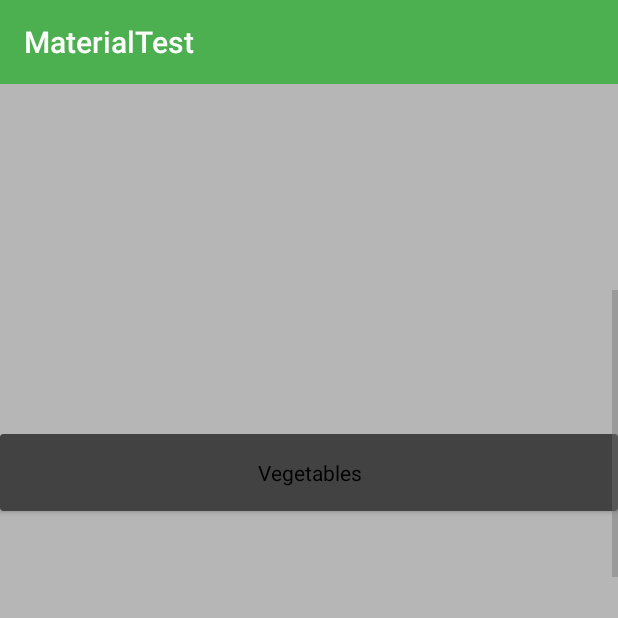
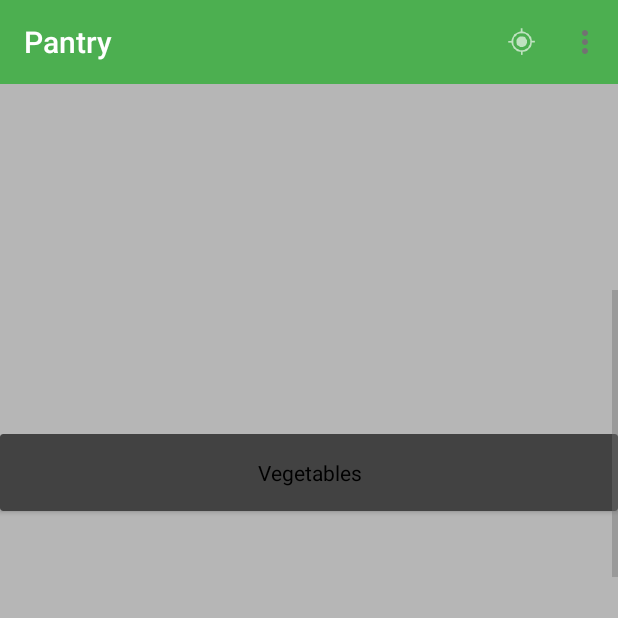
Before and after one commit to maxcell/pantry, an Android app: the screen it shows after launch (MainActivity), scrolled down 534 dp, on a phone screen of 412 x 824 dp, the top half of it. Run offline under Robolectric (Android 15) with nearby library versions, the phone set to English and light mode, and no system bars.

Commit message:
Added icon to the toolbar, unnecessary but useful

```diff
--- a/app/src/main/java/com/example/android/materialtest/MainActivity.java
+++ b/app/src/main/java/com/example/android/materialtest/MainActivity.java
@@ -23,6 +23,7 @@ public class MainActivity extends AppCompatActivity {
 
         setupToolbar();
 
+
         RecyclerView recList = (RecyclerView) findViewById(R.id.Recycler_View);
         recList.setHasFixedSize(true);
 
@@ -37,10 +38,15 @@ public class MainActivity extends AppCompatActivity {
 
     }
 
-
+    public boolean onCreateOptionsMenu(Menu menu){
+        //Inflate the menu, which will add items to the action bar if present.
+        getMenuInflater().inflate(R.menu.main, menu);
+        return true;
+    }
 
     private void setupToolbar(){
         Toolbar toolbar = (Toolbar) findViewById(R.id.tool_bar);
+        toolbar.setTitle("Pantry");
         setSupportActionBar(toolbar);
         // Show menu icon
 //        final ActionBar ab = getSupportActionBar();
--- a/app/src/main/res/menu/main.xml
+++ b/app/src/main/res/menu/main.xml
@@ -1,11 +1,12 @@
 <menu xmlns:android="http://schemas.android.com/apk/res/android"
     xmlns:app="http://schemas.android.com/apk/res-auto"
     xmlns:tools="http://schemas.android.com/tools" tools:context=".MainActivity">
-    <!--<item-->
-        <!--android:id="@+id/action_find_location"-->
-        <!--android:orderInCategory="101"-->
-        <!--android:title="@string/action_find_location"-->
-        <!--app:showAsAction="always"/>-->
-    <!--<item android:id="@+id/action_settings" android:title="@string/action_settings"-->
-        <!--android:orderInCategory="100" app:showAsAction="never" />-->
+    <item
+        android:id="@+id/action_find_location"
+        android:orderInCategory="101"
+        android:icon="@drawable/ic_action_location_found"
+        android:title="@string/action_find_location"
+        app:showAsAction="always"/>
+    <item android:id="@+id/action_settings" android:title="@string/action_settings"
+        android:orderInCategory="100" app:showAsAction="never" />
 </menu>
```
